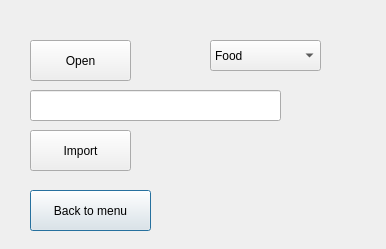
Before: the Qt Designer form AS_formsLast/baza.ui in SergejDev/AwesomeShips, drawn with Qt 5.
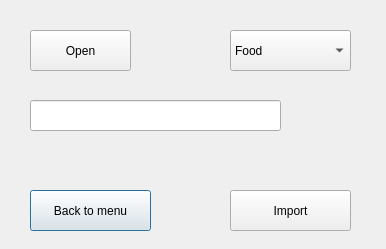
After: the same form once the commit is applied.

```diff
--- a/AS_formsLast/baza.ui
+++ b/AS_formsLast/baza.ui
@@ -30,7 +30,7 @@
    <property name="geometry">
     <rect>
      <x>30</x>
-     <y>40</y>
+     <y>30</y>
      <width>101</width>
      <height>41</height>
     </rect>
@@ -42,10 +42,10 @@
   <widget class="QComboBox" name="comboBox">
    <property name="geometry">
     <rect>
-     <x>210</x>
-     <y>40</y>
-     <width>111</width>
-     <height>31</height>
+     <x>230</x>
+     <y>30</y>
+     <width>121</width>
+     <height>41</height>
     </rect>
    </property>
    <item>
@@ -67,9 +67,9 @@
   <widget class="QPushButton" name="pushButton_3">
    <property name="geometry">
     <rect>
-     <x>30</x>
-     <y>130</y>
-     <width>101</width>
+     <x>230</x>
+     <y>190</y>
+     <width>121</width>
      <height>41</height>
     </rect>
    </property>
@@ -81,7 +81,7 @@
    <property name="geometry">
     <rect>
      <x>30</x>
-     <y>90</y>
+     <y>100</y>
      <width>251</width>
      <height>31</height>
     </rect>
```
